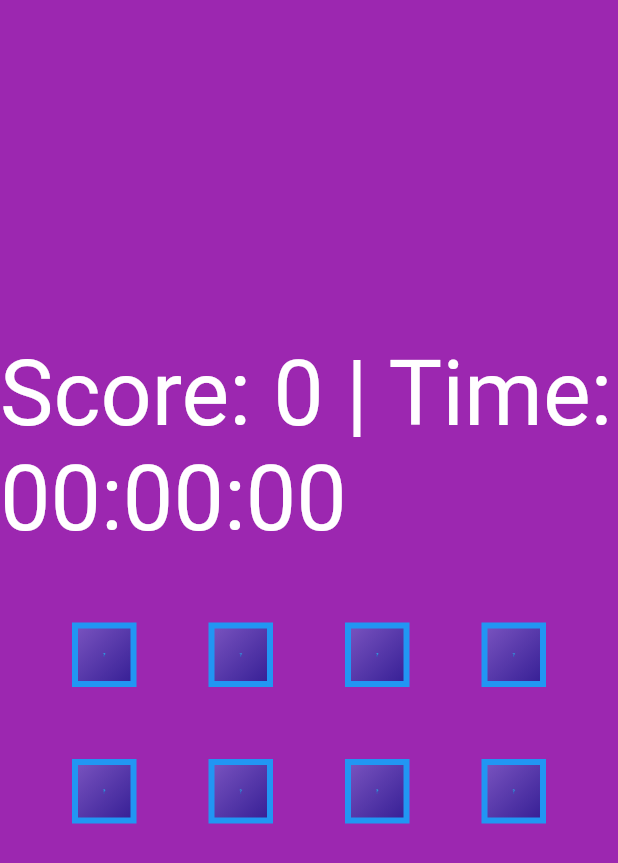
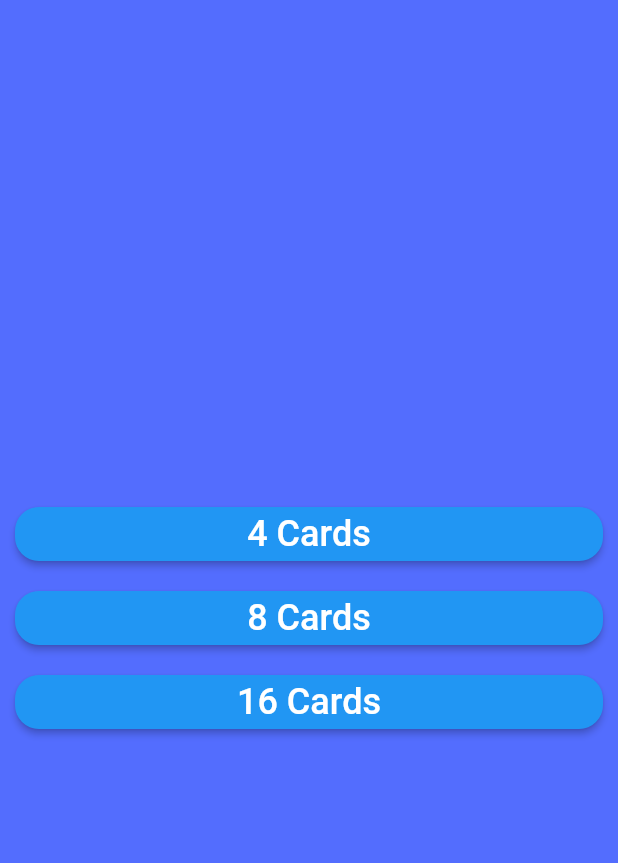
Before and after one commit to ahmad-rahima/memory_game, a Flutter app: the screen it shows after launch, on a phone screen of 412 x 824 dp. Shown: the top 863 px of the screen. Run offline on Flutter 3.47's test engine with Material 2 defaults, Android fonts, the phone set to English and light mode, and no system bars.

Commit message:
Added other board sizes

```diff
--- a/lib/board.dart
+++ b/lib/board.dart
@@ -8,6 +8,7 @@ class Board extends StatefulWidget {
     required this.incrementScore,
     required this.startTimer,
     required this.stopTimer,
+    required this.cardsNo,
   });
 
   @override
@@ -16,13 +17,13 @@ class Board extends StatefulWidget {
   void Function() startTimer;
   void Function() stopTimer;
   void Function() incrementScore;
+  final int cardsNo;
 }
 
 class _BoardState extends State<Board> {
   List<String> cards = [];
   List<int> activeCards = [];
   List<String> openCards = [];
-  final cardsNo = 4;
   bool userStarted = false;
 
   @override
@@ -30,7 +31,7 @@ class _BoardState extends State<Board> {
     super.initState();
     cards = [...cardOpenImages];
     cards.shuffle();
-    cards = cards.sublist(0, 4);
+    cards = cards.sublist(0, widget.cardsNo);
     cards = [...cards, ...cards];
     cards.shuffle();
   }
@@ -47,7 +48,7 @@ class _BoardState extends State<Board> {
         if (fstCard.compareTo(sndCard) == 0) {
           openCards.add(fstCard);
           widget.incrementScore();
-          if (openCards.length == 4) widget.stopTimer();
+          if (openCards.length == widget.cardsNo) widget.stopTimer();
         }
         Future.delayed(
           const Duration(seconds: 1),
@@ -71,8 +72,11 @@ class _BoardState extends State<Board> {
     return Container(
       margin: const EdgeInsets.all(48),
       child: Center(
+        child: SingleChildScrollView(
           child: SizedBox(
+            height: 500,
             width: 800,
+            child: Scrollbar(
               child: GridView.count(
                 mainAxisSpacing: 48,
                 crossAxisSpacing: 48,
@@ -91,6 +95,8 @@ class _BoardState extends State<Board> {
               ),
             ),
           ),
+        ),
+      ),
     );
   }
 }
--- a/lib/data/images.dart
+++ b/lib/data/images.dart
@@ -14,6 +14,8 @@ List<String> cardOpenImages = [
   "raspberry.png",
   "strawberry.png",
   "tomato.png",
+  "sunflower.png",
+  "flower-bouquet.png",
 ];
 
 String cardClosedImage = "question.png";
--- /dev/null
+++ b/lib/game_menu.dart
@@ -0,0 +1,46 @@
+import 'package:flutter/material.dart';
+
+class GameMenu extends StatelessWidget {
+  GameMenu(this.selectActiveView, {super.key});
+
+  void Function(String) selectActiveView;
+
+  @override
+  Widget build(BuildContext context) {
+    return SizedBox(
+      width: double.infinity,
+      child: Center(
+        child: SizedBox(
+          width: 400,
+          child: Column(
+            mainAxisAlignment: MainAxisAlignment.center,
+            children: [
+              for (final cardOpt in [4, 8, 16])
+                Container(
+                  margin: const EdgeInsets.all(4),
+                  width: double.infinity,
+                  child: ElevatedButton(
+                    onPressed: () {
+                      selectActiveView('game:$cardOpt');
+                    },
+                    style: ElevatedButton.styleFrom(
+                      shape: const RoundedRectangleBorder(
+                        borderRadius: BorderRadius.all(Radius.circular(16)),
+                      ),
+                    ),
+                    child: Text(
+                      "$cardOpt Cards",
+                      style: const TextStyle(
+                        color: Colors.white,
+                        fontSize: 24,
+                      ),
+                    ),
+                  ),
+                ),
+            ],
+          ),
+        ),
+      ),
+    );
+  }
+}
--- a/lib/main.dart
+++ b/lib/main.dart
@@ -1,6 +1,8 @@
 import 'package:flutter/material.dart';
 import 'package:memory_game/board.dart';
 import 'package:memory_game/game.dart';
+import 'package:memory_game/game_menu.dart';
+import 'package:memory_game/memory_game.dart';
 
 void main() {
   runApp(const MaterialApp(
@@ -8,8 +10,8 @@ void main() {
       // appBar: AppBar(
       //   title: const Text("Game Bar"),
       // ),
-      backgroundColor: Colors.purple,
-      body: Game(),
+      backgroundColor: Colors.indigoAccent,
+      body: MemoryGame(),
     ),
   ));
 }
--- a/pubspec.yaml
+++ b/pubspec.yaml
@@ -76,6 +76,8 @@ flutter:
     - assets/images/raspberry.png
     - assets/images/strawberry.png
     - assets/images/tomato.png
+    - assets/images/sunflower.png
+    - assets/images/flower-bouquet.png
   #   - images/a_dot_burr.jpeg
   #   - images/a_dot_ham.jpeg
 
```
Also changed, not shown: lib/game.dart (+10 -8 lines), lib/memory_game.dart (added, +35 -0 lines), assets/images/flower-bouquet.png (added), assets/images/sunflower.png (added). Lines whose indentation alone changed are shown as unchanged.
